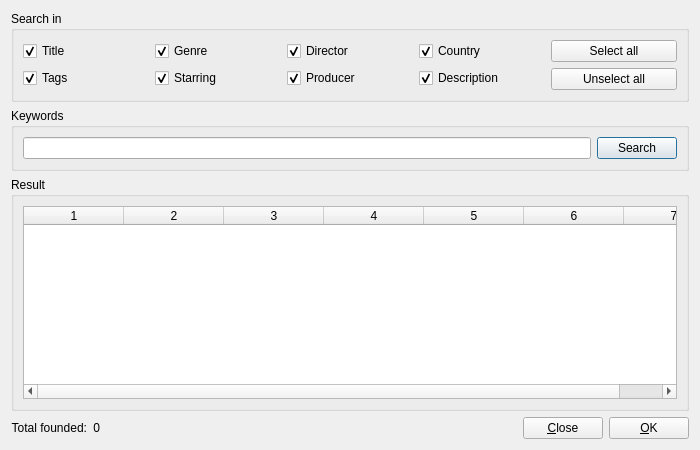
The window that src/searchwindow.ui (eugene-melnik/alexandra) describes before a commit, drawn with Qt 5.
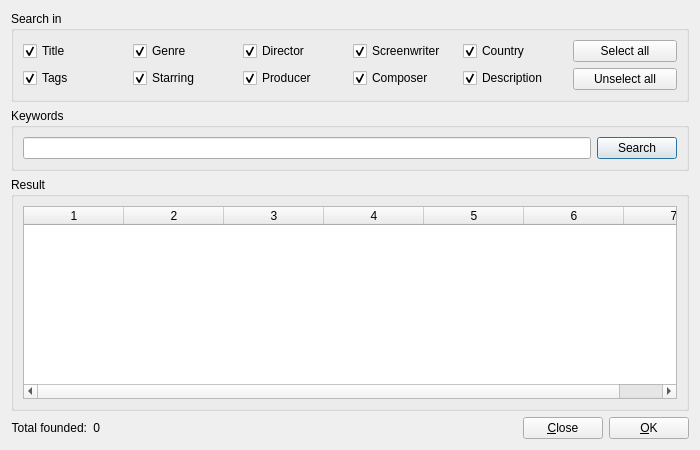
The same window after the commit. Icons and pictures are not drawn.

Commit message: New fields in film description (budget, screenwriter, composer) (#6)

```diff
--- a/src/searchwindow.ui
+++ b/src/searchwindow.ui
@@ -110,6 +110,30 @@
           </item>
          </layout>
         </item>
+        <item>
+         <layout class="QVBoxLayout" name="vl3_2">
+          <item>
+           <widget class="QCheckBox" name="cScreenwriter">
+            <property name="text">
+             <string>Screenwriter</string>
+            </property>
+            <property name="checked">
+             <bool>true</bool>
+            </property>
+           </widget>
+          </item>
+          <item>
+           <widget class="QCheckBox" name="cComposer">
+            <property name="text">
+             <string>Composer</string>
+            </property>
+            <property name="checked">
+             <bool>true</bool>
+            </property>
+           </widget>
+          </item>
+         </layout>
+        </item>
         <item>
          <layout class="QVBoxLayout" name="vl4">
           <item>
```
Left out of the diff: 2 changed lines with no effect on the pictures. The commit also changes 9 other files.
